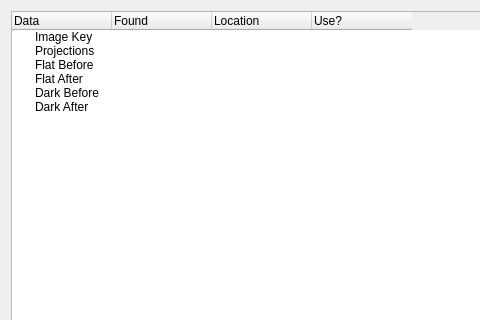
This is mantidimaging/gui/ui/nexus_load_dialog.ui in mantidproject/mantidimaging as Qt 5 draws it before an edit; both pictures show x 0 to 480 and y 0 to 320 of the 690 by 497 pixel window. The edited form follows.
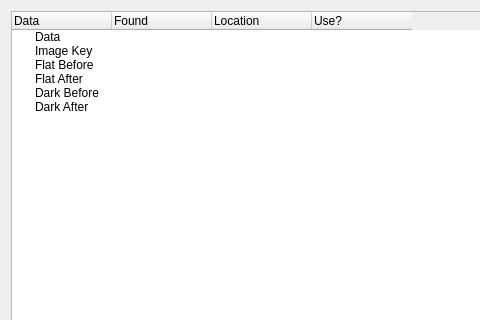
This is the edited form.

Commit message: moving nexus loader methods

```diff
--- a/mantidimaging/gui/ui/nexus_load_dialog.ui
+++ b/mantidimaging/gui/ui/nexus_load_dialog.ui
@@ -50,21 +50,21 @@
      </column>
      <item>
       <property name="text">
-       <string>Image Key</string>
+       <string>Data</string>
+      </property>
+      <property name="text">
+       <string/>
+      </property>
+      <property name="text">
+       <string/>
+      </property>
+      <property name="text">
+       <string/>
       </property>
      </item>
      <item>
       <property name="text">
-       <string>Projections</string>
-      </property>
-      <property name="text">
-       <string/>
-      </property>
-      <property name="text">
-       <string/>
-      </property>
-      <property name="text">
-       <string/>
+       <string>Image Key</string>
       </property>
      </item>
      <item>
```
The commit also changes 2 other files.
